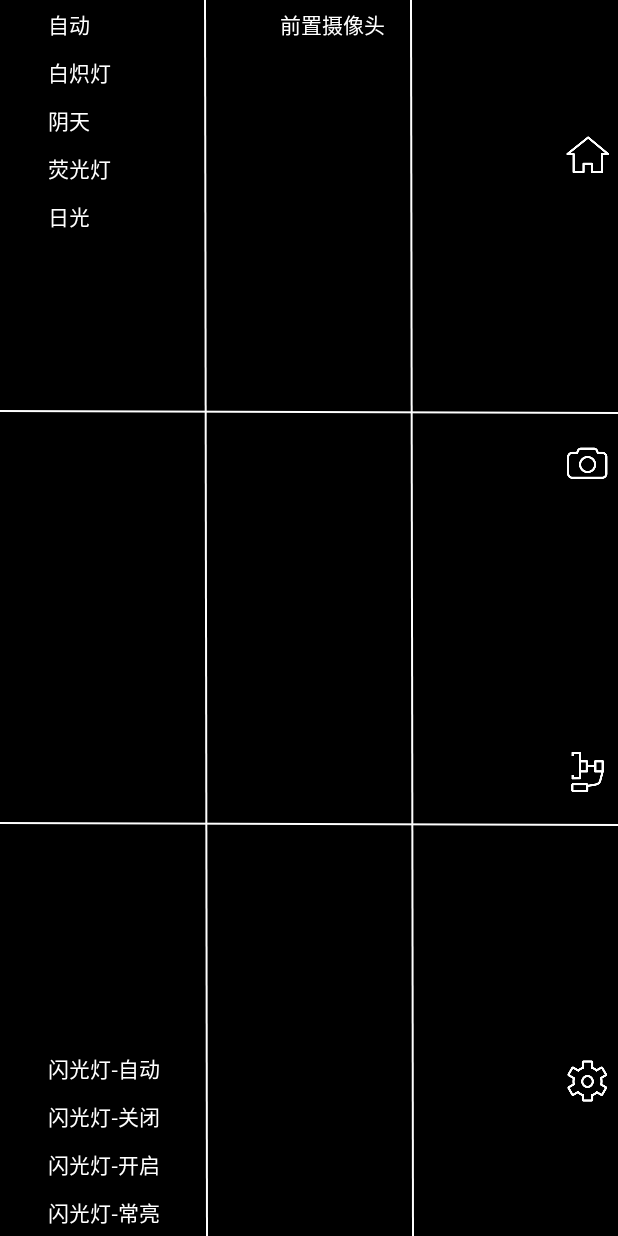
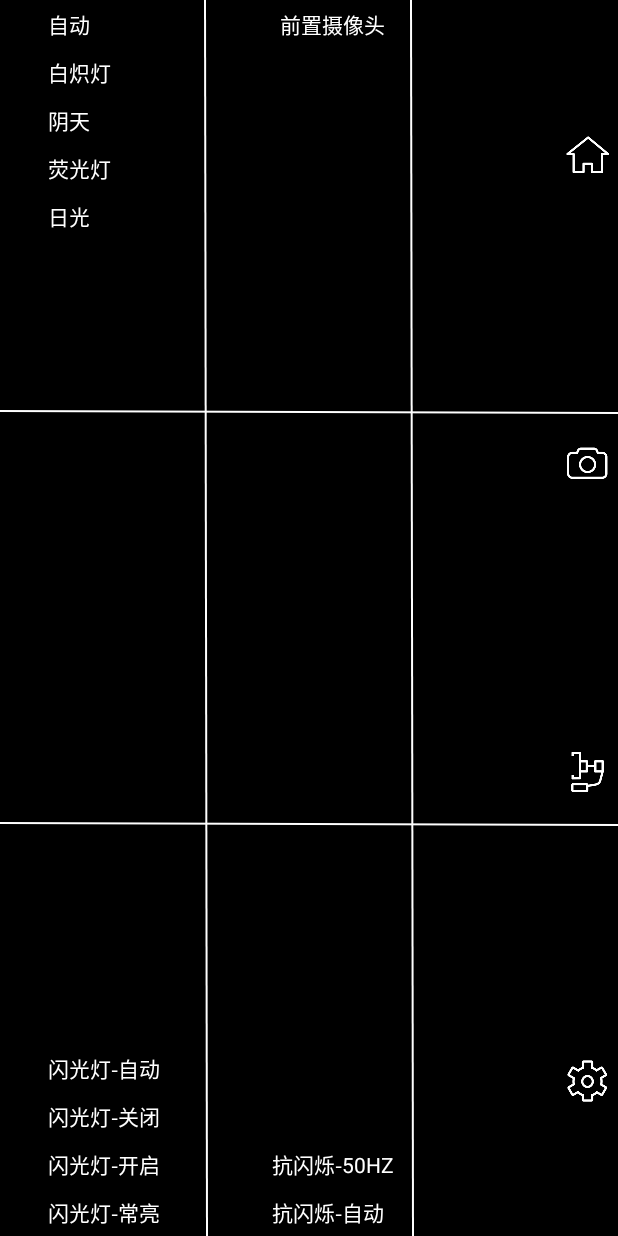
Before and after one commit to zhaolt/MobilePTZ, an Android app: the layout activity_camera.xml on its own in the app's theme, with its tools: preview values and no code run, on a phone screen of 412 x 824 dp. Run offline under Robolectric (Android 15) with nearby library versions, the phone set to English and light mode, and no system bars.

Commit message:
添加抗闪烁

```diff
--- a/app/src/main/res/layout/activity_camera.xml
+++ b/app/src/main/res/layout/activity_camera.xml
@@ -98,4 +98,24 @@
         android:textColor="#ffffff"
         android:layout_centerHorizontal="true"
         android:layout_alignParentTop="true"/>
+
+    <RadioGroup
+        android:id="@+id/antibanding_group"
+        android:layout_centerHorizontal="true"
+        android:layout_alignParentBottom="true"
+        android:layout_width="wrap_content"
+        android:layout_height="wrap_content">
+        <RadioButton
+            android:id="@+id/antibanding_50hz"
+            android:layout_width="wrap_content"
+            android:layout_height="wrap_content"
+            android:textColor="#ffffff"
+            android:text="抗闪烁-50HZ"/>
+        <RadioButton
+            android:id="@+id/antibanding_auto"
+            android:layout_width="wrap_content"
+            android:layout_height="wrap_content"
+            android:textColor="#ffffff"
+            android:text="抗闪烁-自动"/>
+    </RadioGroup>
 </RelativeLayout>
```
Also changed, not shown: app/src/main/java/com/ziguang/ptz/core/camera/CameraHelper.java (+16 -0 lines), app/src/main/java/com/ziguang/ptz/ui/camera/CameraActivity.java (+15 -0 lines).
